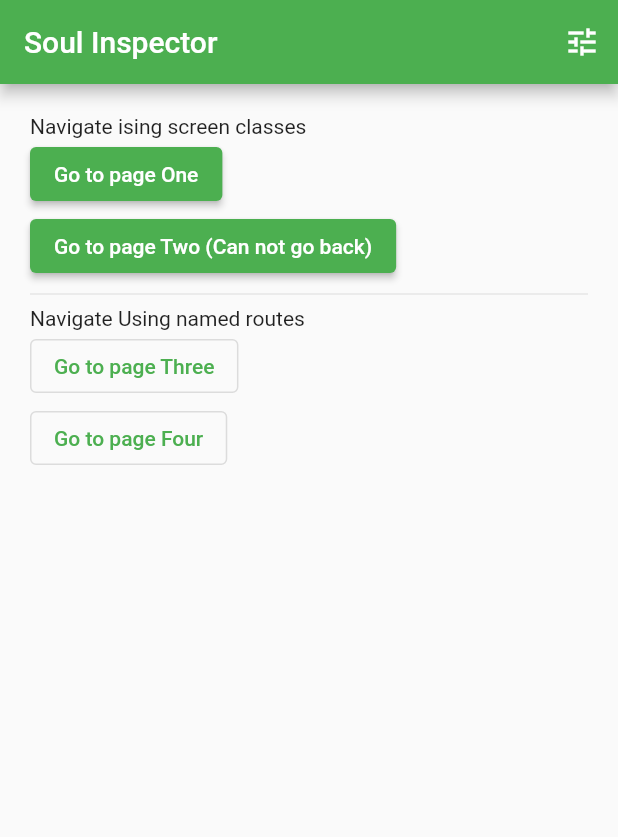
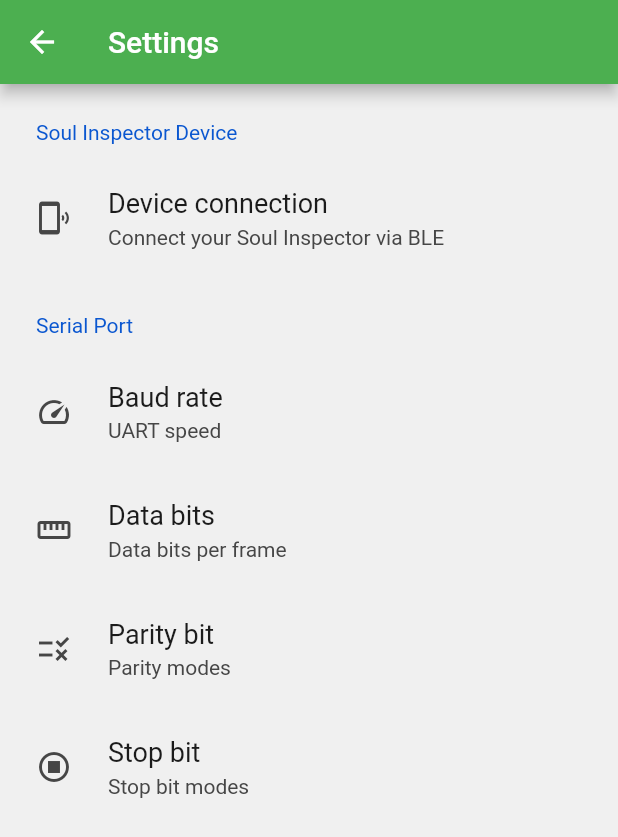
Before and after one commit to huming2207/soul_inspector_app, a Flutter app: the screen it shows after launch, after a tap on the "tune" icon, on a phone screen of 412 x 824 dp. Shown: the top 837 px of the screen. Run offline on Flutter 3.47's test engine with Material 2 defaults, Android fonts, the phone set to English and light mode, and no system bars; drawn by our look-alikes of settings_ui; our stand-ins replace adaptive_dialog, get; missing offline and left inert: xterm.

Commit message:
Implement prototype

```diff
--- a/lib/main.dart
+++ b/lib/main.dart
@@ -1,6 +1,10 @@
 import 'package:flutter/material.dart';
 import 'dart:math';
 import 'package:get/get.dart';
+import 'package:soul_inspector_app/ble_console_backend.dart';
+import 'package:soul_inspector_app/setting_page.dart';
+import 'package:xterm/flutter.dart';
+import 'package:xterm/terminal/terminal.dart';
 
 void main() {
   runApp(const MyApp());
@@ -16,20 +20,16 @@ class MyApp extends StatelessWidget {
       debugShowCheckedModeBanner: false,
       title: 'Soul Inspector',
       theme: ThemeData(primarySwatch: Colors.green),
-      home: const HomePage(),
-      getPages: [
-        GetPage(name: '/page-three', page: () => const PageThree()),
-        GetPage(
-            name: '/page-four/:data',
-            page: () => const PageFour()) // Dynamic route
-      ],
+      home: HomePage(),
     );
   }
 }
 
 // Home Screen
 class HomePage extends StatelessWidget {
-  const HomePage({Key? key}) : super(key: key);
+  HomePage({Key? key}) : super(key: key);
+
+  final terminal = Terminal(maxLines: 10000, backend: BleConsoleBackend());
 
   @override
   Widget build(BuildContext context) {
@@ -41,119 +41,14 @@ class HomePage extends StatelessWidget {
             icon: const Icon(Icons.tune_outlined),
             tooltip: 'Option menu',
             onPressed: () {
-              // handle the press
+              Get.to(const SettingPage(), arguments: {
+                'id': Random().nextInt(1000).toString()
+              });
             },
           ),
         ],
       ),
-      body: Padding(
-        padding: const EdgeInsets.all(20),
-        child: Column(
-          crossAxisAlignment: CrossAxisAlignment.start,
-          children: [
-            const Text('Navigate ising screen classes'),
-            ElevatedButton(
-                onPressed: () => Get.to(const PageOne(), arguments: {
-                      'id': Random().nextInt(1000).toString()
-                    }), // Passing data by using "arguments"
-                child: const Text('Go to page One')),
-            ElevatedButton(
-                onPressed: () => Get.off(PageTwo()),
-                child: const Text('Go to page Two (Can not go back)')),
-            const Divider(),
-            const Text('Navigate Using named routes'),
-            OutlinedButton(
-                onPressed: () => Get.toNamed('/page-three',
-                    arguments: {'id': Random().nextInt(10000).toString()}),
-                child: const Text('Go to page Three')),
-            OutlinedButton(
-                onPressed: () => Get.toNamed(
-                      '/page-four/${Random().nextInt(10000)}',
-                    ),
-                child: const Text('Go to page Four'))
-          ],
-        ),
-      ),
+      body: TerminalView(terminal: terminal)
     );
   }
 }
-
-// Page One
-class PageOne extends StatelessWidget {
-  const PageOne({Key? key}) : super(key: key);
-
-  @override
-  Widget build(BuildContext context) {
-    return Scaffold(
-      appBar: AppBar(
-        title: const Text('Page One'),
-      ),
-      body: Center(
-        child: Text(
-          Get.arguments['id'] ?? 'Page One',
-          style: const TextStyle(fontSize: 40),
-        ),
-      ),
-    );
-  }
-}
-
-// Page Two
-class PageTwo extends StatelessWidget {
-  const PageTwo({Key? key}) : super(key: key);
-
-  @override
-  Widget build(BuildContext context) {
-    return Scaffold(
-      appBar: AppBar(
-        title: const Text('Page Two'),
-      ),
-      body: Center(
-        child: ElevatedButton(
-          onPressed: () => Get.off(HomePage()),
-          child: const Text('Go Home'),
-        ),
-      ),
-    );
-  }
-}
-
-// Page Three
-class PageThree extends StatelessWidget {
-  const PageThree({Key? key}) : super(key: key);
-
-  @override
-  Widget build(BuildContext context) {
-    return Scaffold(
-      appBar: AppBar(
-        title: const Text('Page Three'),
-      ),
-      body: Center(
-        child: Text(
-          Get.arguments['id'] ?? 'Page Three',
-          style: const TextStyle(fontSize: 40),
-        ),
-      ),
-    );
-  }
-}
-
-// Page Four
-class PageFour extends StatelessWidget {
-  const PageFour({Key? key}) : super(key: key);
-
-  @override
-  Widget build(BuildContext context) {
-    return Scaffold(
-      appBar: AppBar(
-        title: const Text('Page Four'),
-      ),
-      body: Center(
-        child: Text(
-          Get.parameters['data'] ?? 'Page Four',
-          style: const TextStyle(fontSize: 40),
-        ),
-      ),
-    );
-  }
-}
--- /dev/null
+++ b/lib/setting_page.dart
@@ -0,0 +1,108 @@
+import 'package:adaptive_dialog/adaptive_dialog.dart';
+import 'package:flutter/material.dart';
+import 'package:settings_ui/settings_ui.dart';
+import 'package:soul_inspector_app/uart_defs.dart';
+
+class SettingPage extends StatelessWidget {
+  const SettingPage({Key? key}) : super(key: key);
+
+  bool isInt(String? str) {
+    if (str == null) {
+      return false;
+    }
+
+    return int.tryParse(str) != null;
+  }
+
+  @override
+  Widget build(BuildContext context) {
+    return Scaffold(
+      appBar: AppBar(
+        title: const Text('Settings'),
+      ),
+      body: SettingsList(sections: [
+        SettingsSection(
+          title: const Text('Soul Inspector Device'),
+          tiles: <SettingsTile>[
+            SettingsTile.navigation(
+              title: const Text('Device connection'),
+              leading: const Icon(Icons.phonelink_ring_outlined),
+              description: const Text('Connect your Soul Inspector via BLE'),
+              onPressed: (BuildContext ctx) {
+
+              },
+            ),
+          ],
+        ),
+
+        SettingsSection(
+          title: const Text('Serial Port'),
+          tiles: <SettingsTile>[
+            SettingsTile(
+                title: const Text('Baud rate'),
+                leading: const Icon(Icons.speed_outlined),
+                description: const Text('UART speed'),
+                onPressed: (BuildContext ctx) async {
+                  await showTextInputDialog(
+                    context: ctx,
+                    textFields: [
+                      const DialogTextField(keyboardType: TextInputType.number)
+                    ],
+                    title: 'Enter baud rate',
+                  );
+                },
+            ),
+            SettingsTile(
+              title: const Text('Data bits'),
+              leading: const Icon(Icons.straighten_outlined),
+              description: const Text('Data bits per frame'),
+              onPressed: (BuildContext ctx) async {
+                await showConfirmationDialog(
+                  context: ctx,
+                  title: 'Select data bit',
+                  actions: [
+                    const AlertDialogAction(key: 5, label: '5'),
+                    const AlertDialogAction(key: 6, label: '6'),
+                    const AlertDialogAction(key: 7, label: '7'),
+                    const AlertDialogAction(key: 8, label: '8'),
+                  ]
+                );
+              },
+            ),
+            SettingsTile(
+              title: const Text('Parity bit'),
+              leading: const Icon(Icons.rule_outlined),
+              description: const Text('Parity modes'),
+              onPressed: (BuildContext ctx) async {
+                await showConfirmationDialog(
+                  context: ctx,
+                  title: 'Select parity bit',
+                  actions: [
+                    const AlertDialogAction(key: ParityMode.none, label: 'None'),
+                    const AlertDialogAction(key: ParityMode.even, label: 'Even'),
+                    const AlertDialogAction(key: ParityMode.odd, label: 'Odd'),
+                  ]
+                );
+              },
+            ),
+            SettingsTile(
+              title: const Text('Stop bit'),
+              leading: const Icon(Icons.stop_circle_outlined),
+              description: const Text('Stop bit modes'),
+              onPressed: (BuildContext ctx) async {
+                await showConfirmationDialog(
+                  context: ctx,
+                  title: 'Select stop bits',
+                  actions: [
+                    const AlertDialogAction(key: StopBits.bit10, label: '1.0 bit'),
+                    const AlertDialogAction(key: StopBits.bit15, label: '1.5 bit'),
+                    const AlertDialogAction(key: StopBits.bit20, label: '2 bits'),
+                  ]
+                );
+              },
+            ),
+        ],)
+      ],)
+    );
+  }
+}
--- /dev/null
+++ b/lib/uart_defs.dart
@@ -0,0 +1,18 @@
+enum StopBits {
+  bit10,
+  bit15,
+  bit20
+}
+
+enum ParityMode {
+  none,
+  even,
+  odd
+}
+
+enum FlowControl {
+  none,
+  rts,
+  cts,
+  rtsCts,
+}
--- a/pubspec.yaml
+++ b/pubspec.yaml
@@ -37,6 +37,8 @@ dependencies:
   flutter_blue: ^0.8.0
   xterm: ^2.6.0
   get: ^4.6.1
+  settings_ui: ^2.0.2
+  adaptive_dialog: ^1.3.0
 
 dev_dependencies:
   flutter_test:
```
Also changed, not shown: lib/ble_console_backend.dart (added, +58 -0 lines), pubspec.lock, 1 other file.
